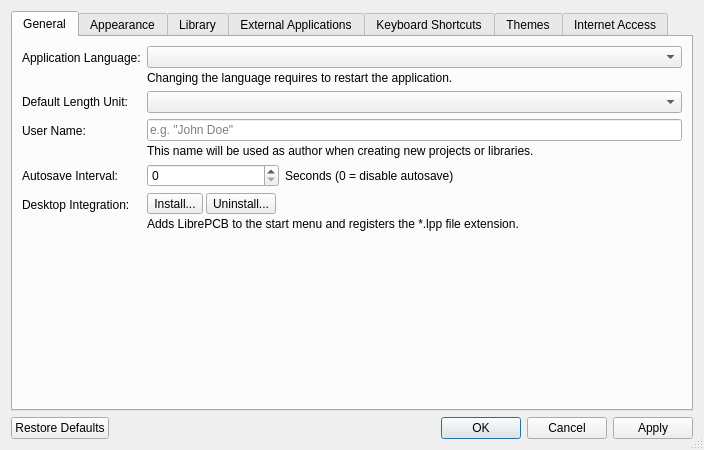
Qt form libs/librepcb/editor/workspace/workspacesettingsdialog.ui (LibrePCB/LibrePCB) before a commit.
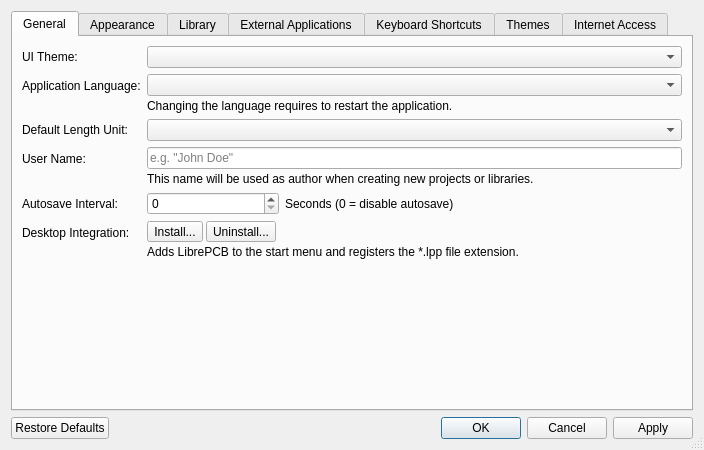
The same form after that commit. Icons and pictures are not drawn. Custom widgets are drawn as their Qt base class.

The edit to the form file:
```diff
--- a/libs/librepcb/editor/workspace/workspacesettingsdialog.ui
+++ b/libs/librepcb/editor/workspace/workspacesettingsdialog.ui
@@ -36,14 +36,14 @@
        <property name="fieldGrowthPolicy">
         <enum>QFormLayout::AllNonFixedFieldsGrow</enum>
        </property>
-       <item row="0" column="0">
+       <item row="1" column="0">
         <widget class="QLabel" name="label_5">
          <property name="text">
           <string>Application Language:</string>
          </property>
         </widget>
        </item>
-       <item row="0" column="1">
+       <item row="1" column="1">
         <layout class="QVBoxLayout" name="verticalLayout_3">
          <property name="spacing">
           <number>3</number>
@@ -76,28 +76,28 @@
          </item>
         </layout>
        </item>
-       <item row="1" column="0">
+       <item row="2" column="0">
         <widget class="QLabel" name="label_4">
          <property name="text">
           <string>Default Length Unit:</string>
          </property>
         </widget>
        </item>
-       <item row="1" column="1">
+       <item row="2" column="1">
         <widget class="QComboBox" name="cbxDefaultLengthUnit">
          <property name="insertPolicy">
           <enum>QComboBox::NoInsert</enum>
          </property>
         </widget>
        </item>
-       <item row="2" column="0">
+       <item row="3" column="0">
         <widget class="QLabel" name="label_2">
          <property name="text">
           <string>User Name:</string>
          </property>
         </widget>
        </item>
-       <item row="2" column="1">
+       <item row="3" column="1">
         <layout class="QVBoxLayout" name="verticalLayout_7">
          <property name="spacing">
           <number>3</number>
@@ -139,14 +139,14 @@
          </item>
         </layout>
        </item>
-       <item row="3" column="0">
+       <item row="4" column="0">
         <widget class="QLabel" name="label_6">
          <property name="text">
           <string>Autosave Interval:</string>
          </property>
         </widget>
        </item>
-       <item row="3" column="1">
+       <item row="4" column="1">
         <layout class="QHBoxLayout" name="horizontalLayout" stretch="1,3">
          <item>
           <widget class="QSpinBox" name="spbAutosaveInterval">
@@ -167,7 +167,7 @@
          </item>
         </layout>
        </item>
-       <item row="4" column="1">
+       <item row="5" column="1">
         <layout class="QVBoxLayout" name="verticalLayout_8">
          <property name="spacing">
           <number>3</number>
@@ -218,13 +218,23 @@
          </item>
         </layout>
        </item>
-       <item row="4" column="0">
+       <item row="5" column="0">
         <widget class="QLabel" name="lblDesktopIntegration">
          <property name="text">
           <string>Desktop Integration:</string>
          </property>
         </widget>
        </item>
+       <item row="0" column="0">
+        <widget class="QLabel" name="label_16">
+         <property name="text">
+          <string>UI Theme:</string>
+         </property>
+        </widget>
+       </item>
+       <item row="0" column="1">
+        <widget class="QComboBox" name="cbxUiTheme"/>
+       </item>
       </layout>
      </widget>
      <widget class="QWidget" name="appearanceTab">
```
Left out of the diff: 56 changed lines with no effect on the pictures.
